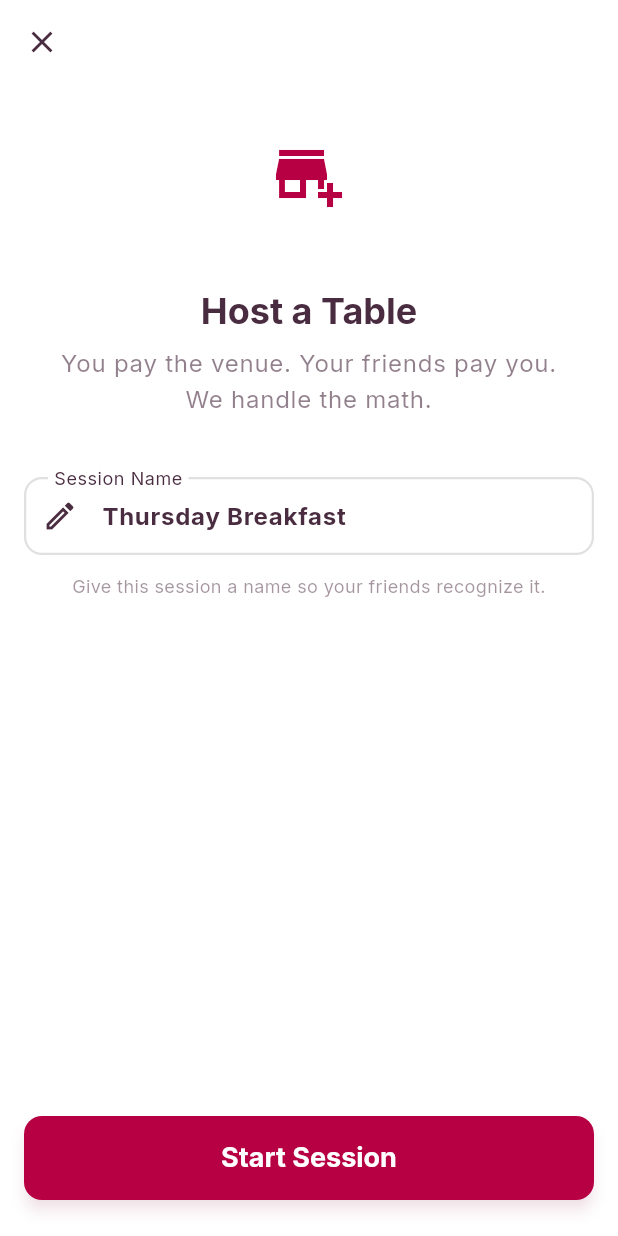
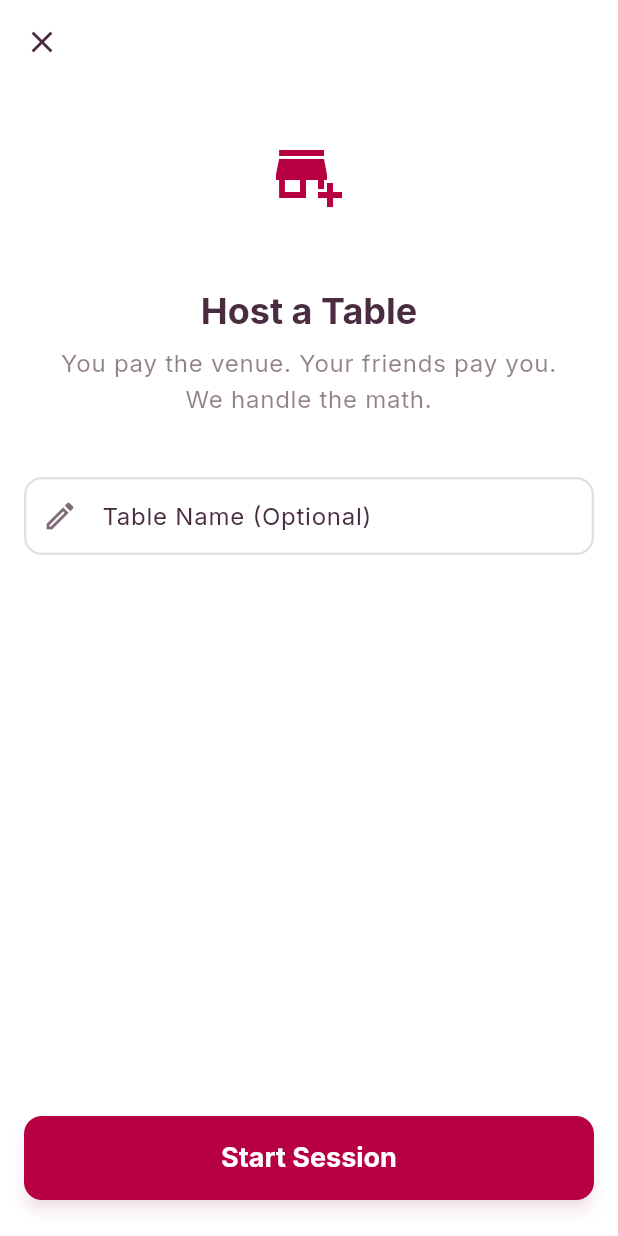
Before and after one commit to edwinjayJC/pyble, a Flutter app: the CreateTableScreen screen opened by its route, on a phone screen of 412 x 824 dp. Run offline on Flutter 3.47's test engine with Material 3 defaults, Android fonts, the phone set to English and light mode, and no system bars; our stand-ins replace email_validator, flutter_riverpod, go_router, google_fonts, image_picker, qr_flutter and 4 more; missing offline and left inert: mobile_scanner, supabase_auth_ui; accounts and stored records are empty; network calls fail.

Commit message:
Fix: navigation of tables and flow order
Needs:
Link om bills te unlock

```diff
--- a/lib/features/ocr/screens/scan_bill_screen.dart
+++ b/lib/features/ocr/screens/scan_bill_screen.dart
@@ -155,12 +155,12 @@ class _ScanBillScreenState extends ConsumerState<ScanBillScreen> {
         elevation: 0,
         leading: IconButton(
           icon: Icon(Icons.close, color: theme.colorScheme.onSurface),
-          onPressed: () => context.go('/home'),
+          onPressed: () => context.go('/table/${widget.tableId}/claim'),
         ),
         actions: [
           if (hasItems)
             TextButton(
-              onPressed: () => context.go('/table/${widget.tableId}/invite'),
+              onPressed: () => context.go('/table/${widget.tableId}/claim'),
               child: const Text("Next",
                   style: TextStyle(fontWeight: FontWeight.bold, fontSize: 16)),
             )
@@ -470,7 +470,7 @@ class _ScanBillScreenState extends ConsumerState<ScanBillScreen> {
             child: SizedBox(
               width: double.infinity,
               child: ElevatedButton(
-                onPressed: () => context.go('/table/${widget.tableId}/invite'),
+                onPressed: () => context.go('/table/${widget.tableId}/claim'),
                 style: ElevatedButton.styleFrom(
                   backgroundColor: theme.colorScheme.primary,
                   foregroundColor: theme.colorScheme.onPrimary,
@@ -478,7 +478,7 @@ class _ScanBillScreenState extends ConsumerState<ScanBillScreen> {
                   shape: const RoundedRectangleBorder(
                       borderRadius: AppRadius.allMd),
                 ),
-                child: const Text("Looks Good, Invite Friends",
+                child: const Text("Looks Good, Go to Claims",
                     style: TextStyle(fontSize: 16, fontWeight: FontWeight.bold)),
               ),
             ),
--- a/lib/features/table/screens/create_table_screen.dart
+++ b/lib/features/table/screens/create_table_screen.dart
@@ -20,7 +20,8 @@ class CreateTableScreen extends ConsumerStatefulWidget {
 
 class _CreateTableScreenState extends ConsumerState<CreateTableScreen> {
   final _formKey = GlobalKey<FormState>();
-  late TextEditingController _titleController;
+  late final TextEditingController _titleController;
+  late final String _suggestedTitle;
 
   bool _isLoading = false;
   TableSession? _activeTable;
@@ -29,7 +30,8 @@ class _CreateTableScreenState extends ConsumerState<CreateTableScreen> {
   @override
   void initState() {
     super.initState();
-    _titleController = TextEditingController(text: _generateSmartTitle());
+    _suggestedTitle = _generateSmartTitle();
+    _titleController = TextEditingController();
     _checkForActiveTable();
   }
 
@@ -89,14 +91,15 @@ class _CreateTableScreenState extends ConsumerState<CreateTableScreen> {
     setState(() => _isLoading = true);
 
     try {
+      final enteredTitle = _titleController.text.trim();
       await ref.read(currentTableProvider.notifier).createTable(
-        title: _titleController.text.trim(),
+        title: enteredTitle.isEmpty ? 'Your Table' : enteredTitle,
       );
 
       final tableData = ref.read(currentTableProvider).valueOrNull;
 
       if (tableData != null && mounted) {
-        context.go('/table/${tableData.table.id}/scan');
+        context.go('/table/${tableData.table.id}/invite');
       }
     } catch (e) {
       if (mounted) {
@@ -206,37 +209,29 @@ class _CreateTableScreenState extends ConsumerState<CreateTableScreen> {
                 if (_activeTable == null) ...[
                   TextFormField(
                     controller: _titleController,
-                    autofocus: false,
+                    textCapitalization: TextCapitalization.words,
                     style: TextStyle(
-                        fontWeight: FontWeight.bold,
-                        color: theme.colorScheme.onSurface // Input text color
+                      fontWeight: FontWeight.bold,
+                      color: theme.colorScheme.onSurface,
                     ),
                     decoration: InputDecoration(
-                      labelText: 'Session Name',
-                      hintText: 'e.g. Friday Lunch',
-                      prefixIcon: Icon(Icons.edit_outlined,
-                          color: theme.colorScheme.onSurface),
+                      labelText: 'Table Name (Optional)',
+                      hintText: _suggestedTitle,
+                      hintStyle: TextStyle(
+                        color: theme.colorScheme.onSurface.withOpacity(0.4),
+                        fontStyle: FontStyle.italic,
+                      ),
+                      prefixIcon: Icon(
+                        Icons.edit_outlined,
+                        color: theme.colorScheme.onSurface.withOpacity(0.7),
+                      ),
                       filled: true,
-                      // Use Surface for input background
                       fillColor: theme.colorScheme.surface,
                       border: const OutlineInputBorder(
                         borderRadius: AppRadius.allMd,
                         borderSide: BorderSide.none,
                       ),
                     ),
-                    textCapitalization: TextCapitalization.sentences,
-                    validator: (value) => value == null || value.isEmpty
-                        ? 'Please enter a name'
-                        : null,
-                  ),
-                  const SizedBox(height: 12),
-                  Text(
-                    "Give this session a name so your friends recognize it.",
-                    style: TextStyle(
-                        fontSize: 12,
-                        color: theme.colorScheme.onSurface.withOpacity(0.5)
-                    ),
-                    textAlign: TextAlign.center,
                   ),
                 ],
 
--- a/lib/features/table/screens/host_invite_screen.dart
+++ b/lib/features/table/screens/host_invite_screen.dart
@@ -338,7 +338,7 @@ class _HostInviteScreenState extends ConsumerState<HostInviteScreen> {
         width: double.infinity,
         child: ElevatedButton(
           onPressed: () {
-            // Navigate to claiming screen
+            // Move to bill items (claim screen) once everyone is ready
             context.go('/table/${widget.tableId}/claim');
           },
           style: ElevatedButton.styleFrom(
```
Also changed, not shown: lib/features/payments/screens/host_dashboard_screen.dart (+63 -4 lines), lib/features/table/repository/table_repository.dart (+7 -0 lines), lib/features/table/screens/claim_screen.dart (+96 -7 lines).
